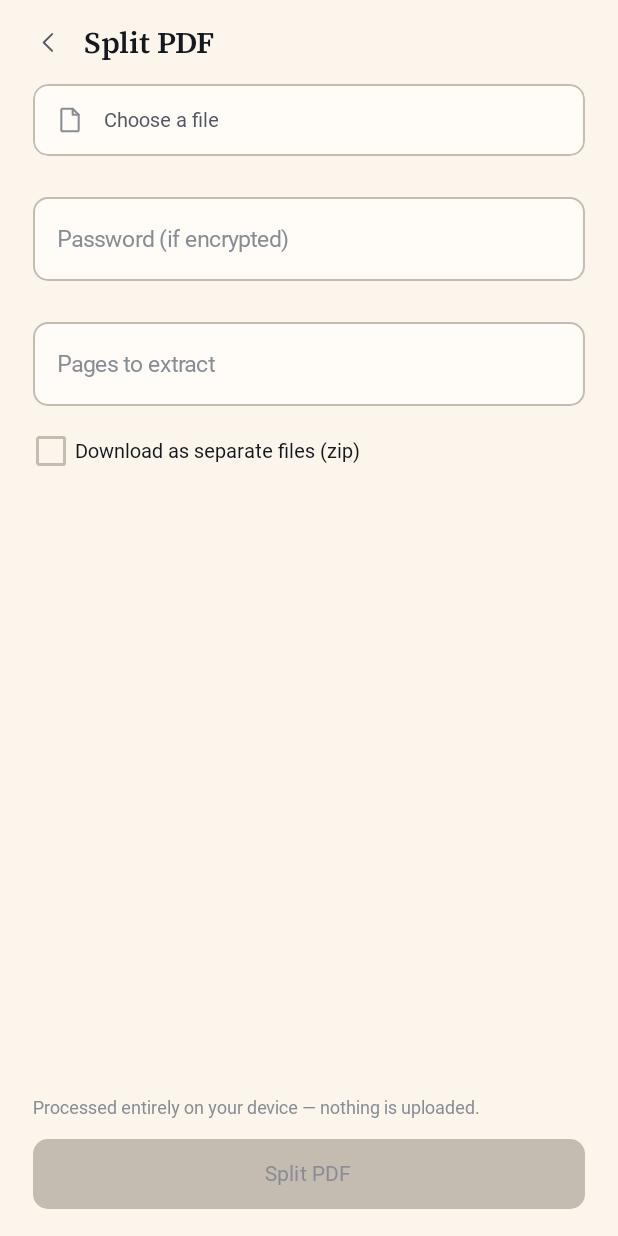
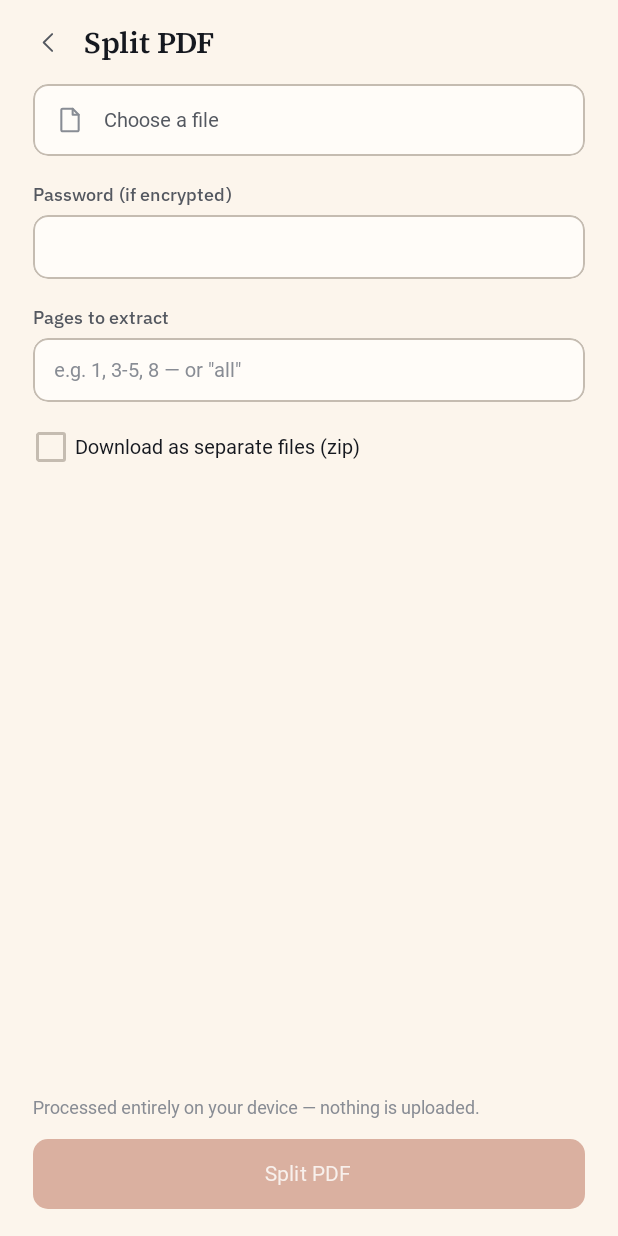
Before and after one commit to sayjavajava/offline-pdf-android, an Android app built with Jetpack Compose: the DashboardScreen screen opened through its navigation route, after a tap on "Split PDF", on a phone screen of 412 x 824 dp. Run offline under Robolectric (Android 15) with nearby library versions, the light colour scheme and no system bars; Roboto replaces fonts that are not available here; 3 other taps on this screen came first.

Commit message:
Align tool-screen chrome with the paper-and-ink controls (#65)

```diff
--- a/app/src/main/java/com/offgridpdf/android/MainActivity.kt
+++ b/app/src/main/java/com/offgridpdf/android/MainActivity.kt
@@ -8,6 +8,7 @@ import androidx.activity.ComponentActivity
 import androidx.activity.compose.setContent
 import androidx.activity.enableEdgeToEdge
 import androidx.compose.foundation.layout.fillMaxSize
+import androidx.compose.material3.MaterialTheme
 import androidx.compose.material3.Surface
 import androidx.compose.ui.Modifier
 import androidx.core.content.IntentCompat
@@ -39,7 +40,10 @@ class MainActivity : ComponentActivity() {
                 // Applies FLAG_SECURE to this window whenever the setting says
                 // so — one window, so this covers every screen.
                 SecureScreenEffect()
-                Surface(modifier = Modifier.fillMaxSize()) {
+                Surface(
+                    modifier = Modifier.fillMaxSize(),
+                    color = MaterialTheme.colorScheme.background,
+                ) {
                     OffGridNavHost()
                 }
             }
--- a/app/src/main/java/com/offgridpdf/android/ui/common/OffGridComponents.kt
+++ b/app/src/main/java/com/offgridpdf/android/ui/common/OffGridComponents.kt
@@ -115,7 +115,12 @@ fun ScreenTopBar(title: String, modifier: Modifier = Modifier, trailing: @Compos
 }
 
 @Composable
-fun FilePickerCard(fileName: String?, onClick: () -> Unit, modifier: Modifier = Modifier) {
+fun FilePickerCard(
+    fileName: String?,
+    onClick: () -> Unit,
+    accent: Color,
+    modifier: Modifier = Modifier,
+) {
     val palette = LocalOffGridPalette.current
     Row(
         verticalAlignment = Alignment.CenterVertically,
@@ -131,7 +136,7 @@ fun FilePickerCard(fileName: String?, onClick: () -> Unit, modifier: Modifier =
         Icon(
             painter = painterResource(R.drawable.ic_file),
             contentDescription = null,
-            tint = if (fileName != null) palette.organize else palette.inkTertiary,
+            tint = if (fileName != null) accent else palette.inkTertiary,
             modifier = Modifier.size(21.dp),
         )
         if (fileName != null) {
@@ -143,7 +148,7 @@ fun FilePickerCard(fileName: String?, onClick: () -> Unit, modifier: Modifier =
                 overflow = TextOverflow.Ellipsis,
                 modifier = Modifier.weight(1f),
             )
-            Text("Change", style = MaterialTheme.typography.labelMedium, color = palette.organizeLabel)
+            Text("Change", style = MaterialTheme.typography.labelMedium, color = accent)
         } else {
             Text(
                 "Choose a file",
@@ -170,14 +175,17 @@ fun PrimaryButton(
         modifier = modifier
             .fillMaxWidth()
             .clip(RoundedCornerShape(10.dp))
-            .background(if (enabled) accent else palette.hairlineStrong)
+            // A disabled run is a faded copy of the same accent button,
+            // not a muddy grey-brown slab that reads as a third colour
+            // on the page (and as "broken" rather than "not ready").
+            .background(if (enabled) accent else accent.copy(alpha = 0.38f))
             .clickable(enabled = enabled, onClick = onClick)
             .padding(vertical = 15.dp),
     ) {
         Text(
             text,
             style = MaterialTheme.typography.labelLarge,
-            color = if (enabled) palette.onAccent else palette.inkTertiary,
+            color = if (enabled) palette.onAccent else palette.onAccent.copy(alpha = 0.85f),
         )
     }
 }
--- a/app/src/main/java/com/offgridpdf/android/ui/common/OffGridForms.kt
+++ b/app/src/main/java/com/offgridpdf/android/ui/common/OffGridForms.kt
@@ -5,28 +5,37 @@ import androidx.compose.foundation.background
 import androidx.compose.foundation.border
 import androidx.compose.foundation.clickable
 import androidx.compose.foundation.layout.Arrangement
+import androidx.compose.foundation.layout.Box
+import androidx.compose.foundation.layout.Column
 import androidx.compose.foundation.layout.FlowRow
 import androidx.compose.foundation.layout.Row
 import androidx.compose.foundation.layout.fillMaxWidth
 import androidx.compose.foundation.layout.padding
+import androidx.compose.foundation.layout.size
 import androidx.compose.foundation.shape.RoundedCornerShape
+import androidx.compose.foundation.text.BasicTextField
 import androidx.compose.foundation.text.KeyboardOptions
 import androidx.compose.material3.Checkbox
 import androidx.compose.material3.CheckboxDefaults
-import androidx.compose.material3.ExperimentalMaterial3Api
+import androidx.compose.material3.LocalMinimumInteractiveComponentSize
 import androidx.compose.material3.MaterialTheme
-import androidx.compose.material3.OutlinedTextField
-import androidx.compose.material3.OutlinedTextFieldDefaults
 import androidx.compose.material3.RadioButton
 import androidx.compose.material3.RadioButtonDefaults
 import androidx.compose.material3.Text
-import androidx.compose.material3.TextFieldColors
 import androidx.compose.runtime.Composable
+import androidx.compose.runtime.CompositionLocalProvider
+import androidx.compose.runtime.getValue
+import androidx.compose.runtime.mutableStateOf
+import androidx.compose.runtime.remember
+import androidx.compose.runtime.setValue
 import androidx.compose.ui.Alignment
 import androidx.compose.ui.Modifier
 import androidx.compose.ui.draw.clip
+import androidx.compose.ui.focus.onFocusChanged
 import androidx.compose.ui.graphics.Color
+import androidx.compose.ui.graphics.SolidColor
 import androidx.compose.ui.text.input.VisualTransformation
+import androidx.compose.ui.unit.Dp
 import androidx.compose.ui.unit.dp
 import com.offgridpdf.android.ui.theme.LocalOffGridPalette
 
@@ -41,7 +50,12 @@ import com.offgridpdf.android.ui.theme.LocalOffGridPalette
  * - **Two kinds of text field on one screen.** `ToolScaffold`'s password
  *   field set palette colors; the 44 fields below it across the app did
  *   not, so they rendered with Material's own container and focus colors
- *   directly beneath a field that didn't.
+ *   directly beneath a field that didn't. A later pass also dropped
+ *   Material's outlined-with-notched-label field entirely: that cutout
+ *   does not follow a custom corner radius or these typefaces, so a
+ *   filled "Start at" sat next to a custom file-picker card of a
+ *   different height with a gap in its border. Fields are now the same
+ *   bordered box the dashboard search uses.
  * - **Option rows running off the screen.** A plain `Row` of Material
  *   buttons does not wrap, and several were far wider than a phone: six
  *   page-number positions need roughly 900dp against a 316dp content
@@ -55,32 +69,12 @@ import com.offgridpdf.android.ui.theme.LocalOffGridPalette
  */
 
 /**
- * The palette colors every text field in the app uses, tinted by the tool's
- * own category [accent] on focus. Lifted out of `ToolScaffold`, which was
- * the only place that had them.
+ * A text field in the app's own style: label above, value in the same
+ * bordered `paperRaised` card as [FilePickerCard] and the dashboard
+ * search. Not Material's outlined field — that notches the border around
+ * a floating label, and the notch does not line up with these corners
+ * or fonts once the field has a value.
  */
-@Composable
-fun offGridTextFieldColors(accent: Color): TextFieldColors {
-    val palette = LocalOffGridPalette.current
-    return OutlinedTextFieldDefaults.colors(
-        focusedBorderColor = accent,
-        unfocusedBorderColor = palette.hairlineStrong,
-        focusedContainerColor = palette.paperRaised,
-        unfocusedContainerColor = palette.paperRaised,
-        focusedTextColor = palette.ink,
-        unfocusedTextColor = palette.ink,
-        focusedLabelColor = accent,
-        unfocusedLabelColor = palette.inkTertiary,
-        cursorColor = accent,
-    )
-}
-
-/**
- * A text field in the app's own style. Same arguments a screen was already
- * passing to `OutlinedTextField`, minus the shape and colors it should
- * never have been choosing for itself.
- */
-@OptIn(ExperimentalMaterial3Api::class)
 @Composable
 fun ToolTextField(
     value: String,
@@ -94,19 +88,66 @@ fun ToolTextField(
     singleLine: Boolean = true,
     enabled: Boolean = true,
 ) {
-    OutlinedTextField(
+    val palette = LocalOffGridPalette.current
+    var focused by remember { mutableStateOf(false) }
+    val border = when {
+        !enabled -> palette.hairline
+        focused -> accent
+        else -> palette.hairlineStrong
+    }
+
+    Column(
+        verticalArrangement = Arrangement.spacedBy(6.dp),
+        modifier = modifier.fillMaxWidth(),
+    ) {
+        Text(
+            label,
+            style = MaterialTheme.typography.labelMedium,
+            color = when {
+                !enabled -> palette.inkTertiary
+                focused -> accent
+                else -> palette.inkSecondary
+            },
+        )
+        BasicTextField(
             value = value,
             onValueChange = onValueChange,
-        label = { Text(label) },
-        placeholder = placeholder?.let { { Text(it) } },
+            enabled = enabled,
+            singleLine = singleLine,
             keyboardOptions = keyboardOptions,
             visualTransformation = visualTransformation,
-        singleLine = singleLine,
-        enabled = enabled,
-        shape = RoundedCornerShape(10.dp),
-        colors = offGridTextFieldColors(accent),
-        modifier = modifier.fillMaxWidth(),
+            textStyle = MaterialTheme.typography.bodyMedium.copy(
+                color = if (enabled) palette.ink else palette.inkTertiary,
+            ),
+            cursorBrush = SolidColor(accent),
+            modifier = Modifier
+                .fillMaxWidth()
+                .onFocusChanged { focused = it.isFocused },
+            decorationBox = { inner ->
+                Box(
+                    modifier = Modifier
+                        .fillMaxWidth()
+                        .clip(RoundedCornerShape(10.dp))
+                        .background(palette.paperRaised)
+                        .border(BorderStroke(1.dp, border), RoundedCornerShape(10.dp))
+                        // Same inset as FilePickerCard so a password field
+                        // stacked under "Choose a file" shares an edge and
+                        // a height, instead of Material's 56dp min sitting
+                        // next to a ~47dp card.
+                        .padding(horizontal = 14.dp, vertical = 13.dp),
+                ) {
+                    if (value.isEmpty() && placeholder != null) {
+                        Text(
+                            placeholder,
+                            style = MaterialTheme.typography.bodyMedium,
+                            color = palette.inkTertiary,
                         )
+                    }
+                    inner()
+                }
+            },
+        )
+    }
 }
 
 /**
@@ -238,6 +279,7 @@ fun RadioRow(
             .clip(RoundedCornerShape(9.dp))
             .clickable(enabled = enabled, onClick = onSelect),
     ) {
+        CompactChoiceControl {
             RadioButton(
                 selected = selected,
                 // See CheckboxRow: the row owns the click, so the control must not.
@@ -248,6 +290,7 @@ fun RadioRow(
                     unselectedColor = palette.hairlineStrong,
                 ),
             )
+        }
         Text(
             label,
             style = MaterialTheme.typography.bodyMedium,
@@ -278,6 +321,7 @@ fun CheckboxRow(
             .clip(RoundedCornerShape(9.dp))
             .clickable(enabled = enabled) { onCheckedChange(!checked) },
     ) {
+        CompactChoiceControl {
             Checkbox(
                 checked = checked,
                 enabled = enabled,
@@ -291,6 +335,7 @@ fun CheckboxRow(
                     uncheckedColor = palette.hairlineStrong,
                 ),
             )
+        }
         Text(
             label,
             style = MaterialTheme.typography.bodyMedium,
@@ -299,3 +344,22 @@ fun CheckboxRow(
         )
     }
 }
+
+/**
+ * Material's checkbox/radio is a 20dp glyph inside a 48dp minimum touch
+ * target, which insets the glyph ~14dp from the row's left edge — so a
+ * [SectionLabel] and a [ToolTextField] share a left edge that the box
+ * next to them does not. The row is already the click target, so the
+ * extra 48dp is padding we don't need.
+ */
+@Composable
+private fun CompactChoiceControl(content: @Composable () -> Unit) {
+    CompositionLocalProvider(LocalMinimumInteractiveComponentSize provides Dp.Unspecified) {
+        Box(
+            contentAlignment = Alignment.Center,
+            modifier = Modifier.size(24.dp),
+        ) {
+            content()
+        }
+    }
+}
--- a/app/src/main/java/com/offgridpdf/android/ui/tool/DocxToPdfScreen.kt
+++ b/app/src/main/java/com/offgridpdf/android/ui/tool/DocxToPdfScreen.kt
@@ -153,6 +153,7 @@ fun DocxToPdfScreen() {
                     arrayOf("application/vnd.openxmlformats-officedocument.wordprocessingml.document"),
                 )
             },
+            accent = accent,
         )
 
         ToolBodyText(
--- a/app/src/main/java/com/offgridpdf/android/ui/tool/ImagesToPdfScreen.kt
+++ b/app/src/main/java/com/offgridpdf/android/ui/tool/ImagesToPdfScreen.kt
@@ -156,6 +156,7 @@ fun ImagesToPdfScreen() {
                 else -> "${files.size} images selected"
             },
             onClick = { pickLauncher.launch(arrayOf("image/jpeg", "image/png")) },
+            accent = accent,
         )
 
         ToolBodyText(
--- a/app/src/main/java/com/offgridpdf/android/ui/tool/MergeScreen.kt
+++ b/app/src/main/java/com/offgridpdf/android/ui/tool/MergeScreen.kt
@@ -157,6 +157,7 @@ fun MergeScreen() {
                 else -> "${files.size} files selected"
             },
             onClick = { pickLauncher.launch(arrayOf("application/pdf")) },
+            accent = accent,
         )
 
         ToolBodyText("Files are merged in the order shown. Pick at least two.")
--- a/app/src/main/java/com/offgridpdf/android/ui/tool/ToolScaffold.kt
+++ b/app/src/main/java/com/offgridpdf/android/ui/tool/ToolScaffold.kt
@@ -102,7 +102,7 @@ fun ToolScaffold(
             )
         },
     ) {
-        FilePickerCard(fileName = pickedFileName, onClick = onPickFile)
+        FilePickerCard(fileName = pickedFileName, onClick = onPickFile, accent = accent)
 
         batchNote?.let {
             Text(it, style = MaterialTheme.typography.bodySmall, color = palette.inkSecondary)
```
Also changed, not shown: app/src/main/java/com/offgridpdf/android/ui/common/ToolScreenScaffold.kt (+6 -2 lines), app/src/main/java/com/offgridpdf/android/ui/tool/CompareScreen.kt (+4 -6 lines), app/src/main/java/com/offgridpdf/android/ui/tool/FillFormScreen.kt (+1 -15 lines), app/src/main/java/com/offgridpdf/android/ui/tool/RedactScreen.kt (+20 -9 lines), app/src/main/java/com/offgridpdf/android/ui/tool/SignatureScreen.kt (+9 -20 lines), 1 other file. Lines whose indentation alone changed are shown as unchanged.
